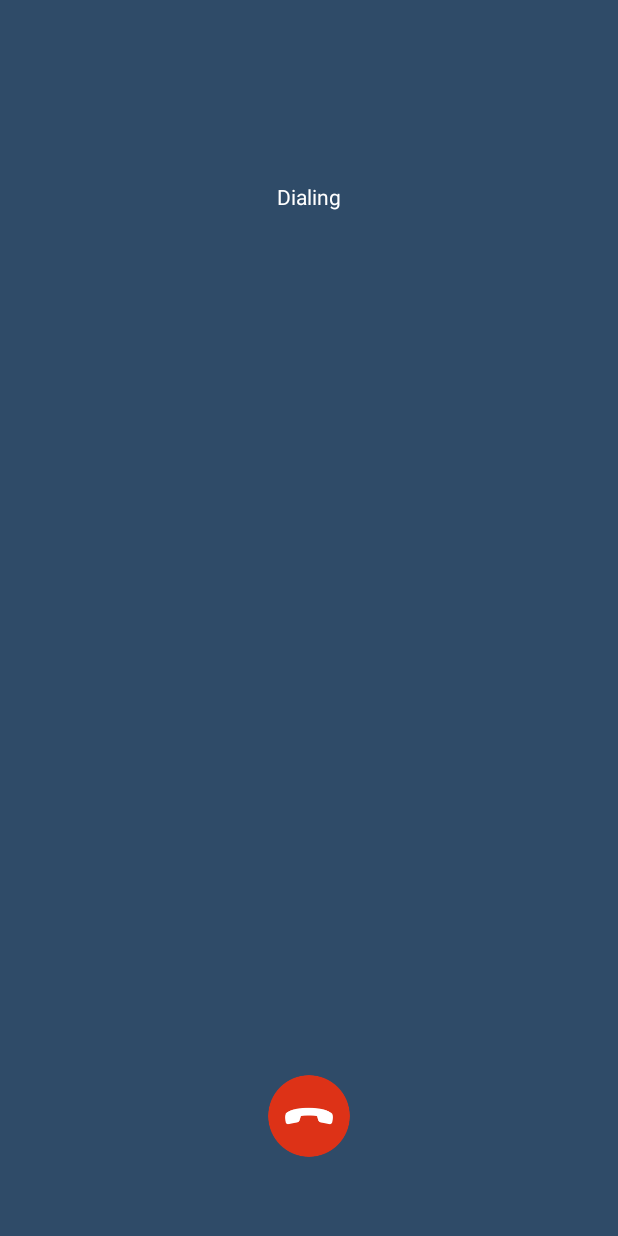
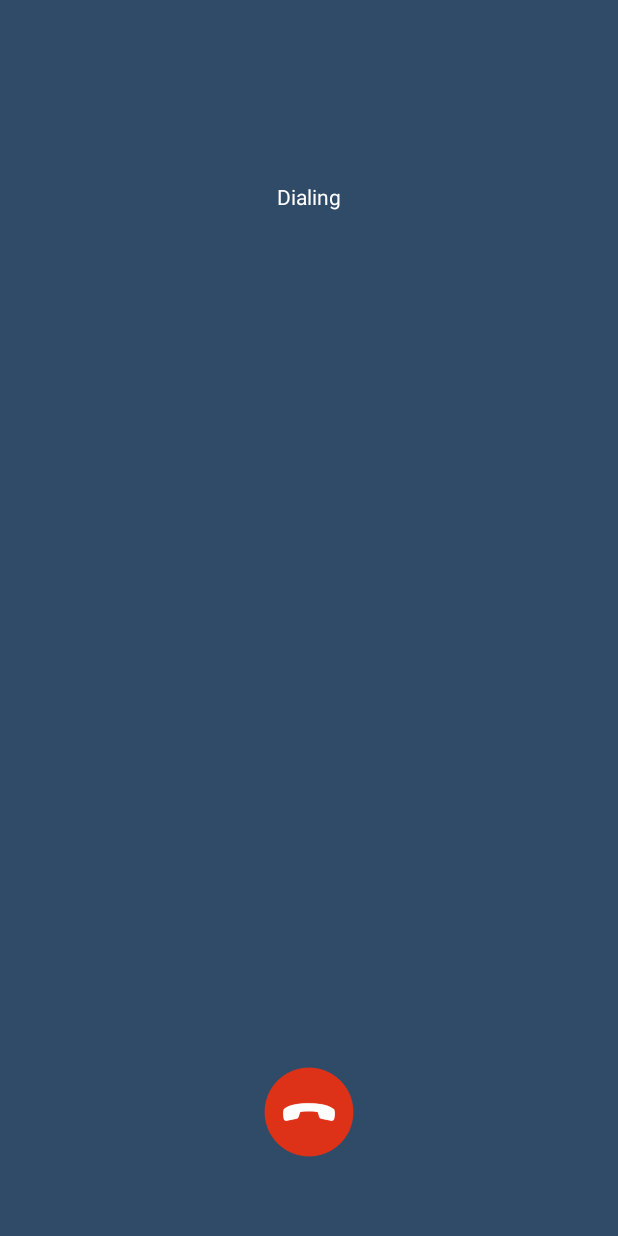
Before and after one commit to kothakiran28/TelebuSipCallingSample, an Android app: the DialingActivity screen opened directly, with no data from a screen before it, on a phone screen of 412 x 824 dp. Run offline under Robolectric (Android 15) with nearby library versions, the light colour scheme and no system bars; 5 statements that could not run were skipped.

Commit message:
hangup issue,added mute unmute,speker on and off functinality added

```diff
--- a/app/src/main/java/com/example/telebuvoipcalling/DialingActivity.java
+++ b/app/src/main/java/com/example/telebuvoipcalling/DialingActivity.java
@@ -26,7 +26,7 @@ public class DialingActivity extends AppCompatActivity implements View.OnClickLi
     public SipManager manager = null;
     public SipAudioCall call = null;
     public SipProfile me = null;
-    ImageView imghangup;
+    ImageView imghangup,imgspeaker,imgmute;
     SipAudioCall.Listener listener;
     Handler ringingHandler;
     Runnable ringingRunnable;
@@ -37,11 +37,7 @@ public class DialingActivity extends AppCompatActivity implements View.OnClickLi
         setContentView(R.layout.activity_dialing);
         Intent intent = getIntent();
         sipAddress = intent.getStringExtra("sipAddress");
-        txtcallername = findViewById(R.id.txtcallername);
-        txtStatus = findViewById(R.id.txtStatus);
-        txtcallno = findViewById(R.id.txtcallno);
-        imghangup = findViewById(R.id.imghangup);
-        imghangup.setOnClickListener(this);
+        setView();
         if (manager == null) {
             manager = SipManager.newInstance(this);
         }
@@ -54,13 +50,26 @@ public class DialingActivity extends AppCompatActivity implements View.OnClickLi
                 @Override
                 public void onCallEstablished(SipAudioCall call) {
                     call.startAudio();
-                    call.setSpeakerMode(true);
                     //call.toggleMute();
+                    call.setSpeakerMode(false);
                     txtStatus.setText("connected");
+                    runOnUiThread(new Runnable() {
+                        @Override
+                        public void run() {
+                            imgspeaker.setVisibility(View.VISIBLE);
+                            imgmute.setVisibility(View.VISIBLE);
+                        }
+                    });
                     stopService(new Intent(DialingActivity.this,RingtonePlayingService.class));
                 }
 
-                @Override
+                  @Override
+                  public void onCallBusy(SipAudioCall call) {
+                      stopService(new Intent(DialingActivity.this,RingtonePlayingService.class));
+                      finish();
+                  }
+
+                  @Override
                 public void onCallEnded(SipAudioCall call) {
                     txtStatus.setText("Ended");
                     stopService(new Intent(DialingActivity.this,RingtonePlayingService.class));
@@ -97,6 +106,19 @@ public class DialingActivity extends AppCompatActivity implements View.OnClickLi
 
         }
     }
+    void setView()
+    {
+        txtcallername = findViewById(R.id.txtcallername);
+        txtStatus = findViewById(R.id.txtStatus);
+        txtcallno = findViewById(R.id.txtcallno);
+        imghangup = findViewById(R.id.imghangup);
+        imghangup.setOnClickListener(this);
+        imgspeaker = findViewById(R.id.imgspeaker);
+        imgspeaker.setOnClickListener(onSpeakerClickListener);
+        imgmute = findViewById(R.id.imgmute);
+        imgmute.setOnClickListener(onMuteClickListener);
+
+    }
     public void updateStatus() {
         String useName = call.getPeerProfile().getDisplayName();
         if(useName == null)
@@ -127,6 +149,37 @@ public class DialingActivity extends AppCompatActivity implements View.OnClickLi
         }
     }
 
+
+    View.OnClickListener onSpeakerClickListener=new View.OnClickListener() {
+        @Override
+        public void onClick(View v) {
+            if(v.isSelected()){
+                imgspeaker.setSelected(false);
+                imgspeaker.setImageResource(R.drawable.ic_speaker);
+                call.setSpeakerMode(false);
+            }else {
+                imgspeaker.setSelected(true);
+                imgspeaker.setImageResource(R.drawable.ic_speakeron);
+                call.setSpeakerMode(true);
+            }
+        }
+    };
+
+    View.OnClickListener onMuteClickListener=new View.OnClickListener() {
+        @Override
+        public void onClick(View v) {
+            if(v.isSelected()){
+                imgmute.setSelected(false);
+                imgmute.setImageResource(R.drawable.ic_mute);
+                call.toggleMute();
+            }else {
+                imgmute.setSelected(true);
+                imgmute.setImageResource(R.drawable.ic_unmute);
+                call.toggleMute();
+            }
+        }
+    };
+
     void setRingingRunnable(){
         ringingHandler=new Handler();
         ringingRunnable=new Runnable() {
--- a/app/src/main/res/layout/content_dialing.xml
+++ b/app/src/main/res/layout/content_dialing.xml
@@ -54,13 +54,29 @@
         android:layout_marginBottom="50dp"
         android:gravity="center_vertical|center_horizontal"
         android:layout_height="wrap_content">
-
+        <ImageView
+            android:id="@+id/imgmute"
+            android:layout_width="60dp"
+            android:visibility="gone"
+            android:layout_height="60dp"
+            android:layout_weight=".36"
+            android:src="@drawable/ic_mute"/>
+        <ImageView
+            android:id="@+id/imghangup"
+            android:layout_width="65dp"
+            android:layout_height="65dp"
+            android:visibility="visible"
+            android:layout_weight=".30"
+            android:src="@drawable/ic_hangup"/>
         <ImageView
             android:layout_width="60dp"
-            android:id="@+id/imghangup"
-            android:visibility="visible"
-            android:src="@drawable/ic_hangup"
-            android:layout_height="60dp" />
+            android:layout_height="60dp"
+            android:visibility="gone"
+            android:id="@+id/imgspeaker"
+            android:layout_weight=".27"
+            android:src="@drawable/ic_speaker"/>
+
+
     </LinearLayout>
 
 
```
Also changed, not shown: app/src/main/java/com/example/telebuvoipcalling/IncomingCallActivity.java (+38 -2 lines), app/src/main/res/layout/content_incoming_call.xml (+20 -5 lines), app/src/main/res/drawable/ic_mute.png (added), app/src/main/res/drawable/ic_mute_white.png (added), app/src/main/res/drawable/ic_speaker.png (added), app/src/main/res/drawable/ic_speakeron.png (added), app/src/main/res/drawable/ic_unmute.png (added).
